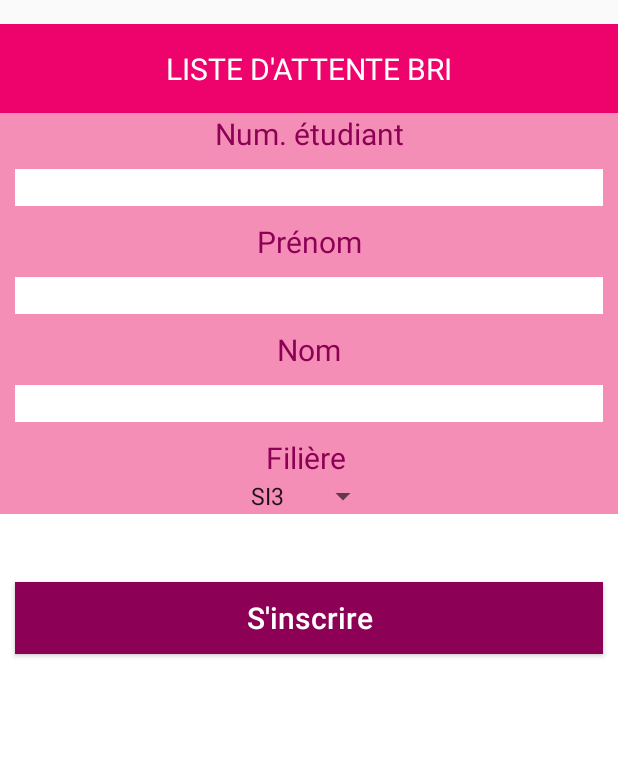
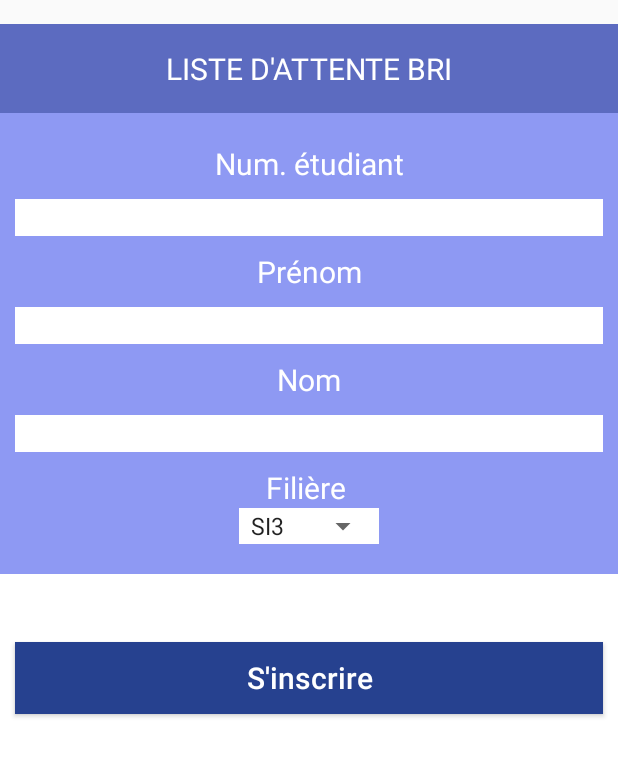
Before and after one commit to AlexMendezS/PS6-FinalProject, an Android app: the InscriptionActivity screen opened directly, with no data from a screen before it, on a phone screen of 412 x 824 dp. Shown: the top 757 px of the screen. Run offline under Robolectric (Android 15) with nearby library versions, the phone set to English and light mode, and no system bars; our stand-ins replace Volley.

Commit message:
Android: modification xml

```diff
--- a/PS6-final/app/src/main/res/layout/activity_inscription.xml
+++ b/PS6-final/app/src/main/res/layout/activity_inscription.xml
@@ -18,7 +18,9 @@
         android:orientation="vertical"
         tools:layout_editor_absoluteX="0dp"
         tools:layout_editor_absoluteY="95dp"
-        android:layout_marginTop="@dimen/fab_margin">
+        android:layout_marginTop="@dimen/fab_margin"
+
+        >
 
         <!--<ImageView-->
             <!--android:id="@+id/imageView3"-->
@@ -43,13 +45,16 @@
         <LinearLayout
             android:background="@color/theme1l"
             android:layout_width="match_parent"
+            android:paddingTop="20dp"
 
             android:layout_height="wrap_content"
-            android:orientation="vertical">
+            android:paddingBottom="20dp"
+            android:orientation="vertical"
+            >
 
             <TextView
                 style="@style/textView_Style"
-                android:textColor="@color/theme1d"
+                android:textColor="@color/theme1t"
                 android:layout_width="match_parent"
                 android:layout_height="wrap_content"
                 android:text="Num. étudiant" />
@@ -64,7 +69,7 @@
             <TextView
                 android:id="@+id/tv_firstname"
                 style="@style/textView_Style"
-                android:textColor="@color/theme1d"
+                android:textColor="@color/theme1t"
                 android:layout_width="match_parent"
                 android:layout_height="wrap_content"
                 android:text="Prénom" />
@@ -80,7 +85,7 @@
             <TextView
                 android:id="@+id/tv_name"
 
-                android:textColor="@color/theme1d"
+                android:textColor="@color/theme1t"
                 style="@style/textView_Style"
                 android:text="Nom" />
 
@@ -93,10 +98,15 @@
             <TextView
                 style="@style/textView_Style"
 
-                android:textColor="@color/theme1d"
+                android:textColor="@color/theme1t"
                 android:text="Filière " />
 
-            <Spinner
+            <LinearLayout
+                android:layout_width="wrap_content"
+                android:layout_height="wrap_content"
+                android:background="@color/theme1t"
+                android:layout_gravity="center">
+                <Spinner
                 android:id="@+id/spinner1"
                 android:layout_width="wrap_content"
                 android:layout_gravity="center"
@@ -107,6 +117,8 @@
                 app:layout_constraintLeft_toLeftOf="parent"
                 app:layout_constraintRight_toRightOf="parent"
                 app:layout_constraintTop_toTopOf="parent" />
+            </LinearLayout>
+
 
 
         </LinearLayout>
--- a/PS6-final/app/src/main/res/values/colors.xml
+++ b/PS6-final/app/src/main/res/values/colors.xml
@@ -4,9 +4,10 @@
     <color name="colorPrimaryDark">#00574B</color>
     <color name="colorAccent">#D81B60</color>
 
-    <color name="theme1">#ee026b</color>
-    <color name="theme1l">#f58eb7</color>
-    <color name="theme1d">#8c0056</color>
+    <color name="theme1">#5c6bc0</color>
+    <color name="theme1l">#8e99f3</color>
+    <color name="theme1d">#26418f</color>
+    <color name="theme1t">#FFF</color>
     <color name="theme2">#02ee84</color>
     <color name="theme3">#ee02e2</color>
     <color name="theme4">#ee0e02</color>
```
